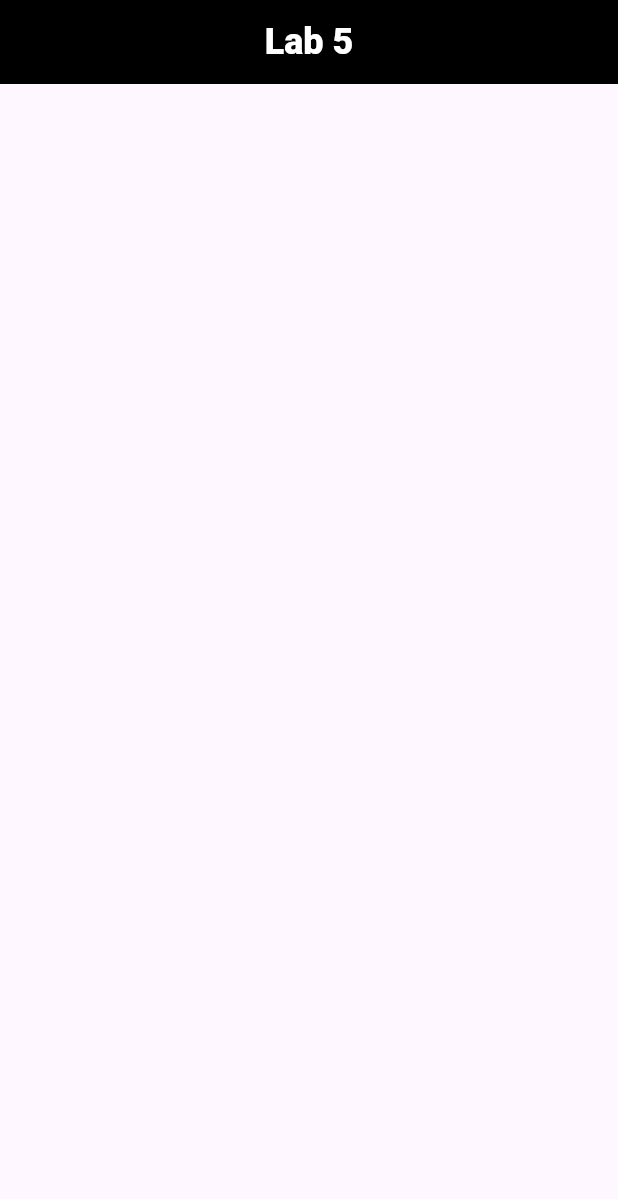
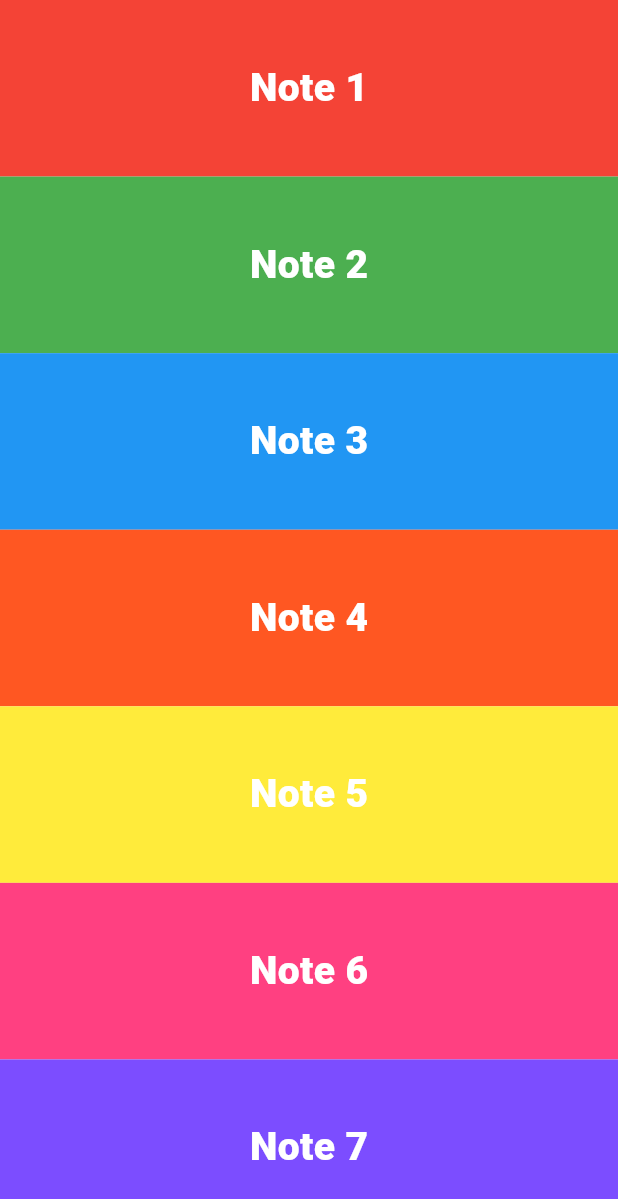
Before and after one commit to Yasir-Ali-Swe/Learning-Flutter, a Flutter app: the screen it shows after launch, on a phone screen of 412 x 824 dp. Shown: the top 1199 px of the screen. Run offline on Flutter 3.47's test engine with Material 3 defaults, Android fonts, the phone set to English and light mode, and no system bars; our stand-ins replace audioplayers.

Commit message:
xylophome app

```diff
--- a/learning_flutter/lib/Screens/Lab5.dart
+++ b/learning_flutter/lib/Screens/Lab5.dart
@@ -1,22 +1,146 @@
 import 'package:flutter/material.dart';
+import 'package:audioplayers/audioplayers.dart';
 
+// import 'package:flutter/';
 class Lab5 extends StatelessWidget {
-  const Lab5({super.key});
+  final AudioCache audio_player = AudioCache();
+  void play_audio(intAudioNumber) {
+    audio_player.play("note$intAudioNumber.wav");
+  }
+
+  Lab5({super.key});
 
   @override
   Widget build(BuildContext context) {
     return Scaffold(
-      appBar: AppBar(
-        title: Text(
-          "Lab 5",
-          style: TextStyle(
-            fontSize: 24,
-            fontWeight: FontWeight.w900,
-            color: Colors.white,
-          ),
+      body: SafeArea(
+        child: Column(
+          mainAxisAlignment: MainAxisAlignment.end,
+          crossAxisAlignment: CrossAxisAlignment.stretch,
+          children: [
+            Expanded(
+              child: GestureDetector(
+                onTap: () => play_audio(1),
+                child: Container(
+                  color: Colors.red,
+                  child: Center(
+                    child: Text(
+                      "Note 1",
+                      style: TextStyle(
+                        fontSize: 26,
+                        fontWeight: FontWeight.w900,
+                        color: Colors.white,
+                      ),
+                    ),
+                  ),
+                ),
+              ),
+            ),
+            Expanded(
+              child: GestureDetector(
+                child: Container(
+                  color: Colors.green,
+                  child: Center(
+                    child: Text(
+                      "Note 2",
+                      style: TextStyle(
+                        fontSize: 26,
+                        fontWeight: FontWeight.w900,
+                        color: Colors.white,
+                      ),
+                    ),
+                  ),
+                ),
+              ),
+            ),
+            Expanded(
+              child: GestureDetector(
+                child: Container(
+                  color: Colors.blue,
+                  child: Center(
+                    child: Text(
+                      "Note 3",
+                      style: TextStyle(
+                        fontSize: 26,
+                        fontWeight: FontWeight.w900,
+                        color: Colors.white,
+                      ),
+                    ),
+                  ),
+                ),
+              ),
+            ),
+            Expanded(
+              child: GestureDetector(
+                child: Container(
+                  color: Colors.deepOrange,
+                  child: Center(
+                    child: Text(
+                      "Note 4",
+                      style: TextStyle(
+                        fontSize: 26,
+                        fontWeight: FontWeight.w900,
+                        color: Colors.white,
+                      ),
+                    ),
+                  ),
+                ),
+              ),
+            ),
+            Expanded(
+              child: GestureDetector(
+                child: Container(
+                  color: Colors.yellow,
+                  child: Center(
+                    child: Text(
+                      "Note 5",
+                      style: TextStyle(
+                        fontSize: 26,
+                        fontWeight: FontWeight.w900,
+                        color: Colors.white,
+                      ),
+                    ),
+                  ),
+                ),
+              ),
+            ),
+            Expanded(
+              child: GestureDetector(
+                child: Container(
+                  color: Colors.pinkAccent,
+                  child: Center(
+                    child: Text(
+                      "Note 6",
+                      style: TextStyle(
+                        fontSize: 26,
+                        fontWeight: FontWeight.w900,
+                        color: Colors.white,
+                      ),
+                    ),
+                  ),
+                ),
+              ),
+            ),
+            Expanded(
+              child: GestureDetector(
+                onTap: () {},
+                child: Container(
+                  color: Colors.deepPurpleAccent,
+                  child: Center(
+                    child: Text(
+                      "Note 7",
+                      style: TextStyle(
+                        fontSize: 26,
+                        fontWeight: FontWeight.w900,
+                        color: Colors.white,
+                      ),
+                    ),
+                  ),
+                ),
+              ),
+            ),
+          ],
         ),
-        backgroundColor: Colors.black,
-        centerTitle: true,
       ),
     );
   }
```
Also changed, not shown: learning_flutter/pubspec.yaml (+13 -2 lines), learning_flutter/pubspec.lock, 8 other files.
